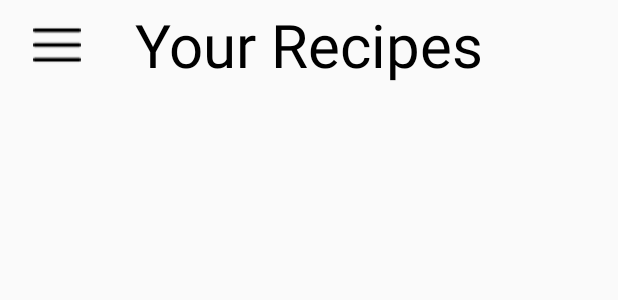
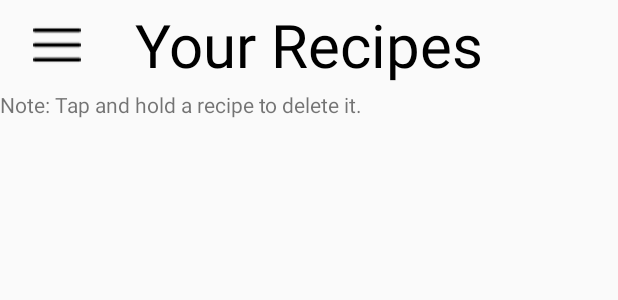
Before and after one commit to EWeb-b/jackal, an Android app: the layout activity_main.xml on its own in the app's theme, with its tools: preview values and no code run, on a phone screen of 412 x 824 dp. Shown: the top 300 px of the screen. Run offline under Robolectric (Android 15) with nearby library versions, the phone set to English and light mode, and no system bars.

Commit message:
added hint line to recipe view page and hint popup to photo only ingredients when in the camera view

```diff
--- a/app/src/main/res/layout/activity_main.xml
+++ b/app/src/main/res/layout/activity_main.xml
@@ -40,6 +40,16 @@
             app:layout_constraintStart_toStartOf="parent"
             app:layout_constraintTop_toTopOf="parent"/>
 
+        <TextView
+            android:id="@+id/deleteHelp"
+            android:layout_width="wrap_content"
+            android:layout_height="wrap_content"
+            android:text="Note: Tap and hold a recipe to delete it."
+            app:layout_constraintEnd_toEndOf="parent"
+            app:layout_constraintHorizontal_bias="0.0"
+            app:layout_constraintStart_toStartOf="@id/burgerMenu"
+            app:layout_constraintTop_toBottomOf="@+id/recipe_list_title" />
+
         <androidx.recyclerview.widget.RecyclerView
             android:id="@+id/recipe_recycler_view"
             android:layout_width="0dp"
@@ -48,7 +58,7 @@
             app:layout_constraintBottom_toBottomOf="parent"
             app:layout_constraintEnd_toEndOf="parent"
             app:layout_constraintStart_toStartOf="parent"
-            app:layout_constraintTop_toBottomOf="@id/recipe_list_title" />
+            app:layout_constraintTop_toBottomOf="@id/deleteHelp" />
     </androidx.constraintlayout.widget.ConstraintLayout>
 
 
```
Also changed, not shown: app/src/main/java/com/leeds/jackal/NutritionActivity.kt (+1 -6 lines), app/src/main/java/com/leeds/jackal/PhotoRecipeActivity.kt (+3 -10 lines), app/src/main/java/com/leeds/jackal/RecipeAdapter.kt (+2 -8 lines).
